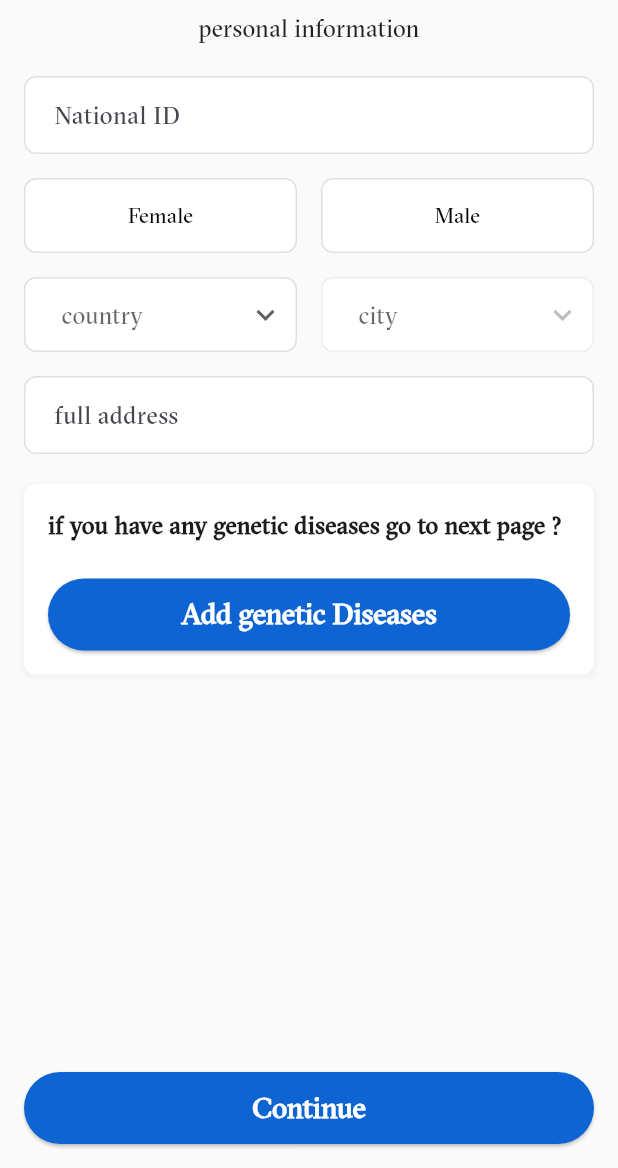
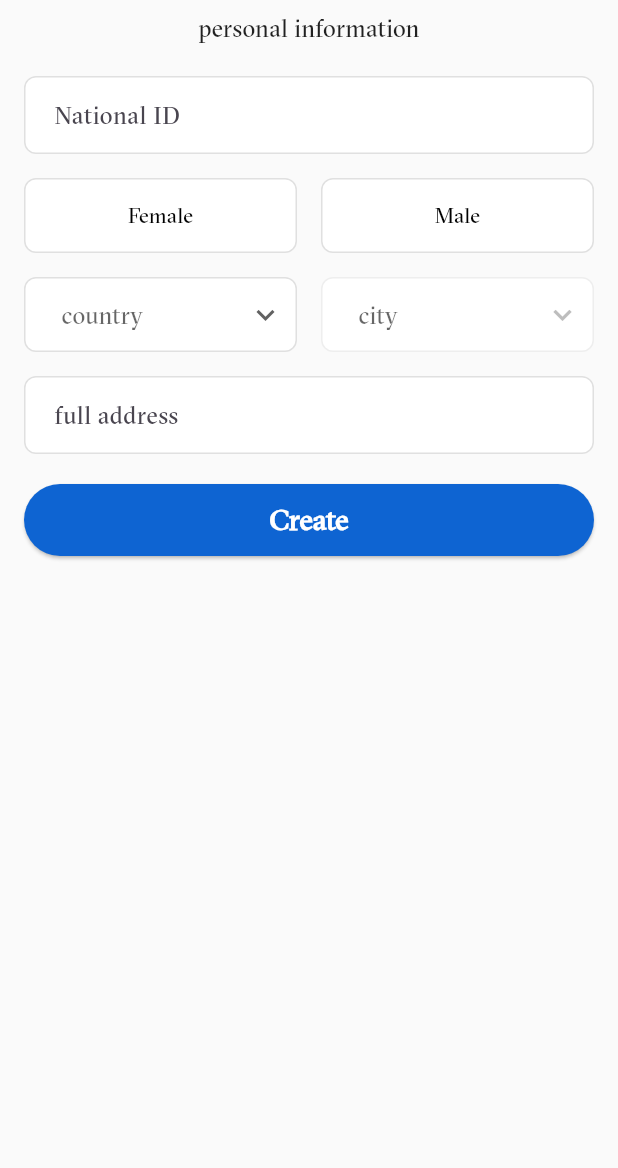
Before and after one commit to vSkipv/mediverse, a Flutter app: the AccountCreationScreen screen opened directly, on a phone screen of 412 x 824 dp, the part 68-1236 px from its top. Run offline on Flutter 3.47's test engine with Material 3 defaults, Android fonts, the phone set to English and light mode, and no system bars; our stand-ins replace dio, flutter_bloc, shared_preferences; accounts and stored records are empty.

Commit message:
Update AccountCreationScreen.dart

```diff
--- a/lib/features/MoreInfo/presentaion/views/AccountCreationScreen.dart
+++ b/lib/features/MoreInfo/presentaion/views/AccountCreationScreen.dart
@@ -287,61 +287,6 @@ class _AccountCreationScreenState extends State<AccountCreationScreen> {
                 ),
               ),
               const SizedBox(height: 20),
-              // Inherited Diseases Section
-              Container(
-                padding: const EdgeInsets.all(16),
-                decoration: BoxDecoration(
-                  color: Colors.white,
-                  borderRadius: BorderRadius.circular(8),
-                  boxShadow: [
-                    BoxShadow(
-                      color: Colors.grey.withOpacity(0.1),
-                      spreadRadius: 1,
-                      blurRadius: 2,
-                      offset: const Offset(0, 1),
-                    ),
-                  ],
-                ),
-                child: Column(
-                  crossAxisAlignment: CrossAxisAlignment.start,
-                  children: [
-                    const Text(
-                      'if you have any genetic diseases go to next page ?',
-                      style: TextStyle(
-                        fontWeight: FontWeight.bold,
-                        fontSize: 16,
-                      ),
-                    ),
-                    const SizedBox(height: 8),
-                    const SizedBox(height: 16),
-                    ElevatedButton(
-                      onPressed: () {
-                        Navigator.push(
-                          context,
-                          MaterialPageRoute(builder: (context) => MedicalInfoScreen()), // Navigate to LoginScreen
-                        );
-                      },
-                      style: ElevatedButton.styleFrom(
-                        backgroundColor: const Color(0xff0E64D2),
-                        minimumSize: const Size(double.infinity, 48),
-                        shape: RoundedRectangleBorder(
-                          borderRadius: BorderRadius.circular(24),
-                        ),
-                      ),
-                      child: const Text(
-                        'Add genetic Diseases',
-                        style: TextStyle(
-                          fontFamily: 'GT Sectra Fine',
-                          color: Colors.white,
-                          fontSize: 19,
-                          fontWeight: FontWeight.w900,
-                        ),
-                      ),
-                    ),
-                  ],
-                ),
-              ),
-              const Spacer(),
               // Continue Button
               SizedBox(
                 width: double.infinity,
@@ -357,7 +302,7 @@ class _AccountCreationScreenState extends State<AccountCreationScreen> {
                     ),
                   ),
                   child: const Text(
-                    'Continue',
+                    'Create',
                     style: TextStyle(
                       fontFamily: 'GT Sectra Fine',
                       color: Colors.white,
```
